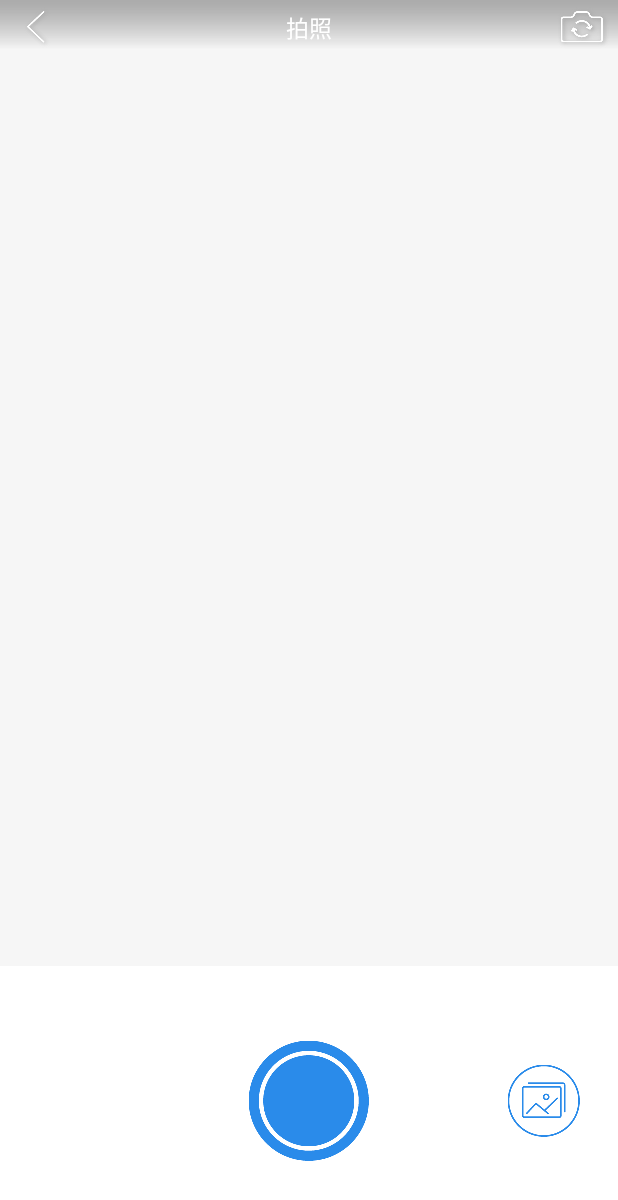
After one commit to qingchen1984/ChangeFace, an Android app: the ChangeFaceActivity screen opened directly, with no data from a screen before it, on a phone screen of 412 x 824 dp. The commit adds this screen. Shown: the top 1200 px of the screen. Run offline under Robolectric (Android 15) with nearby library versions, the phone set to English and light mode, and no system bars.

Commit message:
Add changeface page

```diff
--- a/app/src/main/AndroidManifest.xml
+++ b/app/src/main/AndroidManifest.xml
@@ -23,6 +23,11 @@
         <activity
             android:name=".activity.DetailActivity"
             android:label="@string/title_activity_detail"
+            android:screenOrientation="portrait" >
+        </activity>
+        <activity
+            android:name=".activity.ChangeFaceActivity"
+            android:label="@string/title_activity_change_face"
             android:screenOrientation="portrait">
         </activity>
     </application>
--- /dev/null
+++ b/app/src/main/java/com/changeface/swb/changeface/activity/ChangeFaceActivity.java
@@ -0,0 +1,98 @@
+package com.changeface.swb.changeface.activity;
+
+import android.graphics.Bitmap;
+import android.graphics.drawable.BitmapDrawable;
+import android.graphics.drawable.Drawable;
+import android.os.Bundle;
+import android.view.Menu;
+import android.view.MenuItem;
+import android.view.View;
+import android.view.animation.Animation;
+import android.view.animation.AnimationUtils;
+import android.widget.ImageButton;
+import android.widget.ImageView;
+import android.widget.Toast;
+
+import com.changeface.swb.changeface.R;
+import com.changeface.swb.changeface.util.ImageLoaderUtil;
+import com.nostra13.universalimageloader.core.ImageLoader;
+
+import java.io.IOException;
+import java.io.InputStream;
+import java.net.URL;
+
+public class ChangeFaceActivity extends BaseActivity implements View.OnClickListener {
+    private ImageButton  mBack, mCamera, mTakePhoto;
+    private ImageView mImg;
+    private String mImgPath = null;
+    @Override
+    protected void onCreate(Bundle savedInstanceState) {
+        super.onCreate(savedInstanceState);
+        setContentView(R.layout.activity_change_face);
+        mImgPath = getIntent().getStringExtra("image");
+        initViews();
+    }
+
+    private void initViews() {
+        mImg = (ImageView) findViewById(R.id.img);
+//        try {
+//           mImg.setImageBitmap(((BitmapDrawable) loadImageFromUrl(mImgPath)).getBitmap());
+//        } catch (IOException e) {
+//            e.printStackTrace();
+//        }
+        if (mImgPath != null) {
+            ImageLoader.getInstance().displayImage(mImgPath, mImg, ImageLoaderUtil.getImageOptions(R.drawable.image_loaded_by_default));
+        }
+//        Animation animation = AnimationUtils.loadAnimation(this, R.anim.start_fadescale_in);
+//        mImg.startAnimation(animation);
+        mBack = (ImageButton) findViewById(R.id.back);
+        mCamera = (ImageButton) findViewById(R.id.camera);
+        mTakePhoto = (ImageButton) findViewById(R.id.take_photo);
+        mBack.setOnClickListener(this);
+        mCamera.setOnClickListener(this);
+        mTakePhoto.setOnClickListener(this);
+    }
+
+    @Override
+    public boolean onCreateOptionsMenu(Menu menu) {
+        // Inflate the menu; this adds items to the action bar if it is present.
+        getMenuInflater().inflate(R.menu.menu_change_face, menu);
+        return true;
+    }
+
+    @Override
+    public boolean onOptionsItemSelected(MenuItem item) {
+        // Handle action bar item clicks here. The action bar will
+        // automatically handle clicks on the Home/Up button, so long
+        // as you specify a parent activity in AndroidManifest.xml.
+        int id = item.getItemId();
+
+        //noinspection SimplifiableIfStatement
+//        if (id == R.id.action_settings) {
+//            return true;
+//        }
+
+        return super.onOptionsItemSelected(item);
+    }
+
+    @Override
+    public void onClick(View view) {
+        switch (view.getId()) {
+            case R.id.back:
+                finish();
+                break;
+            case R.id.camera:
+                break;
+            case R.id.take_photo:
+                break;
+        }
+    }
+
+    public static Drawable loadImageFromUrl(String url) throws IOException {
+
+        URL m = new URL(url);
+        InputStream i = (InputStream) m.getContent();
+        Drawable d = Drawable.createFromStream(i, "src");
+        return d;
+    }
+}
--- /dev/null
+++ b/app/src/main/res/anim/start_fadescale_in.xml
@@ -0,0 +1,7 @@
+<?xml version="1.0" encoding="utf-8"?>
+<set
+  xmlns:android="http://schemas.android.com/apk/res/android"
+    android:fillAfter="true">
+    <scale android:duration="2000" android:pivotX="50.0%p" android:pivotY="50.0%p" android:fromXScale="0.2" android:toXScale="1.0" android:fromYScale="0.2" android:toYScale="1.0" />
+    <alpha android:duration="2000" android:fromAlpha="0.0" android:toAlpha="1.0" />
+</set>
--- /dev/null
+++ b/app/src/main/res/layout/activity_change_face.xml
@@ -0,0 +1,61 @@
+<RelativeLayout xmlns:android="http://schemas.android.com/apk/res/android"
+                xmlns:tools="http://schemas.android.com/tools"
+                android:layout_width="match_parent"
+                android:layout_height="match_parent"
+                tools:context="com.changeface.swb.changeface.activity.ChangeFaceActivity">
+        <ImageView
+            android:id="@+id/img"
+            android:layout_width="wrap_content"
+            android:layout_height="wrap_content"
+            />
+        <RelativeLayout
+            android:id="@+id/take_photo_layout"
+            android:layout_width="match_parent"
+            android:layout_height="180dp"
+            android:layout_alignParentBottom="true"
+            android:background="@android:color/white">
+            <ImageButton
+                android:id="@+id/take_photo"
+                android:layout_width="wrap_content"
+                android:layout_height="wrap_content"
+                android:background="@android:color/transparent"
+                android:src="@drawable/icon_takephoto_male"
+                android:layout_centerInParent="true"/>
+            <ImageButton
+                android:id="@+id/select_local_image"
+                android:layout_width="wrap_content"
+                android:layout_height="wrap_content"
+                android:background="@android:color/transparent"
+                android:src="@drawable/icon_changeface_garlly_male"
+                android:layout_alignParentRight="true"
+                android:layout_centerVertical="true"
+                android:layout_marginRight="25dp"/>
+        </RelativeLayout>
+        <RelativeLayout
+            android:layout_width="match_parent"
+            android:layout_height="wrap_content"
+            android:background="@drawable/camera_top_bg">
+            <ImageButton
+                android:id="@+id/back"
+                android:layout_width="wrap_content"
+                android:layout_height="wrap_content"
+                android:background="@android:color/transparent"
+                android:src="@drawable/icon_changeface_back"
+                android:layout_centerVertical="true"/>
+            <TextView
+                android:layout_width="wrap_content"
+                android:layout_height="wrap_content"
+                android:textColor="@android:color/white"
+                android:text="@string/take_photo"
+                android:layout_centerInParent="true"
+                android:textSize="15sp"/>
+            <ImageButton
+                android:id="@+id/camera"
+                android:layout_width="wrap_content"
+                android:layout_height="wrap_content"
+                android:layout_alignParentRight="true"
+                android:background="@android:color/transparent"
+                android:src="@drawable/icon_changecamera"
+                android:layout_centerVertical="true"/>
+        </RelativeLayout>
+</RelativeLayout>
--- /dev/null
+++ b/app/src/main/res/menu/menu_change_face.xml
@@ -0,0 +1,9 @@
+<menu xmlns:android="http://schemas.android.com/apk/res/android"
+      xmlns:app="http://schemas.android.com/apk/res-auto"
+      xmlns:tools="http://schemas.android.com/tools"
+      tools:context="com.changeface.swb.changeface.activity.ChangeFaceActivity">
+    <!--<item android:id="@+id/action_settings"-->
+          <!--android:title="@string/action_settings"-->
+          <!--android:orderInCategory="100"-->
+          <!--app:showAsAction="never"/>-->
+</menu>
--- a/app/src/main/res/values/strings.xml
+++ b/app/src/main/res/values/strings.xml
@@ -6,5 +6,7 @@
     <string name="action_share">分享</string>
     <string name="title_activity_detail">DetailActivity</string>
     <string name="hello_world">Hello world!</string>
-
+    <string name="title_activity_change_face">ChangeFaceActivity</string>
+    <string name="action_settings">Settings</string>
+    <string name="take_photo">拍照</string>
 </resources>
```
Also changed, not shown: app/src/main/java/com/changeface/swb/changeface/activity/DetailActivity.java (+40 -2 lines), app/src/main/java/com/changeface/swb/changeface/util/ImageLoaderUtil.java (added, +26 -0 lines), app/src/main/java/com/changeface/swb/changeface/util/JavascriptInterface.java (added, +31 -0 lines), app/src/main/res/drawable-xxhdpi/camera_top_bg.9.png (added), app/src/main/res/drawable-xxhdpi/icon_changecamera.png (added), app/src/main/res/drawable-xxhdpi/icon_changeface_back.png (added), app/src/main/res/drawable-xxhdpi/icon_changeface_garlly_male.png (added), app/src/main/res/drawable-xxhdpi/icon_takephoto_male.png (added).
